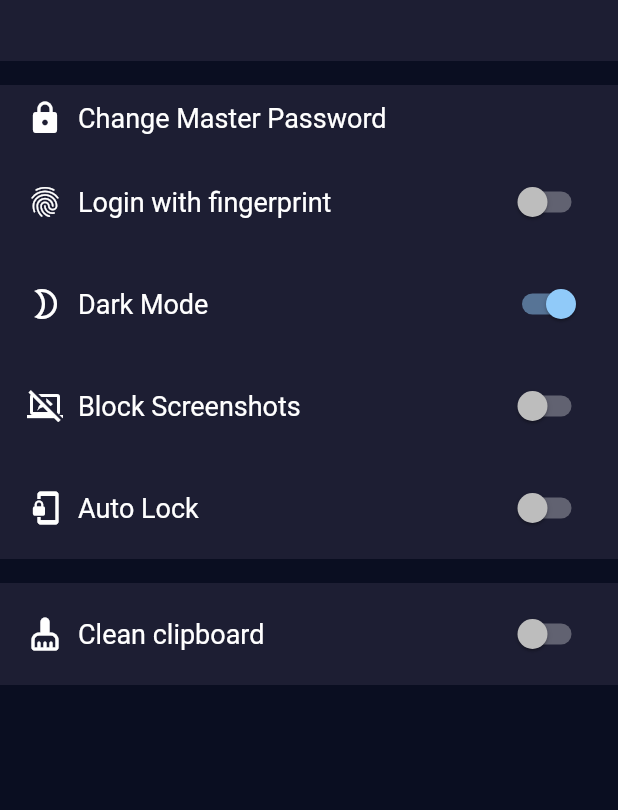
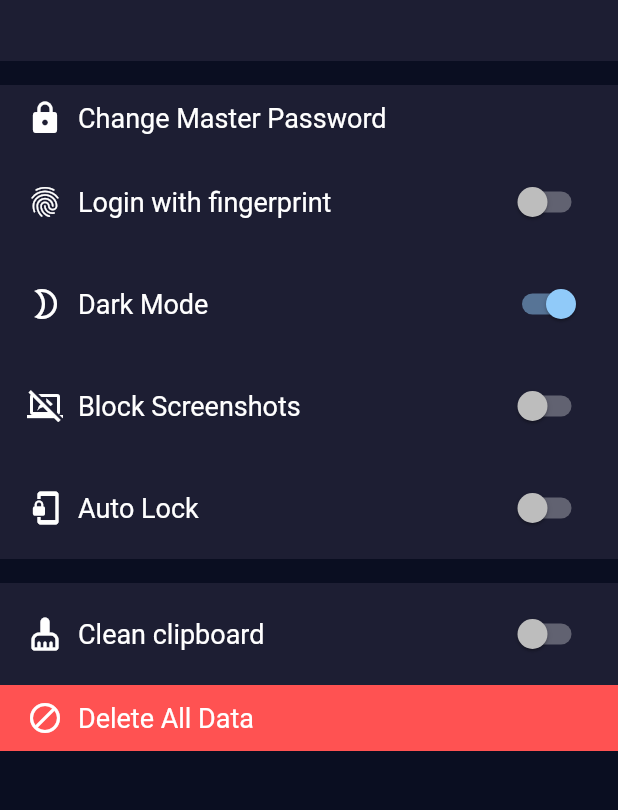
Before and after one commit to singhsaubhik/cryptokeep, a Flutter app: the Settings screen opened by its route, on a phone screen of 412 x 824 dp, the part 59-869 px from its top. Run offline on Flutter 3.47's test engine with Material 2 defaults, Android fonts, the phone set to English and light mode, and no system bars; our stand-ins replace get, hive, local_auth, sqflite; missing offline and left inert: encrypt; accounts and stored records are empty.

Commit message:
issues-12: Implements UI for delete all in settings screen

```diff
--- a/lib/screens/seetings_screen.dart
+++ b/lib/screens/seetings_screen.dart
@@ -86,6 +86,20 @@ class Settings extends GetView<SettingsController> {
                       ),
                     ),
                   ),
+
+                  SettingItem(
+                    title: "Delete All Data",
+                    icon: Icons.block,
+                    backgroundColor: Colors.redAccent,
+                    onClick: () {
+                      return showDialog(
+                        context: context,
+                        builder: (context) {
+                          return DeleteAllLogins();
+                        },
+                      );
+                    },
+                  )
                 ],
               );
             },
@@ -99,13 +113,24 @@ class Settings extends GetView<SettingsController> {
 class SettingItem extends StatelessWidget {
   final String title;
   final IconData icon;
+  final Color backgroundColor;
+  final Function onClick;
 
-  const SettingItem({@required this.title, this.icon});
+  const SettingItem({
+    @required this.title,
+    this.icon,
+    this.backgroundColor,
+    this.onClick,
+  });
 
   @override
   Widget build(BuildContext context) {
-    return Container(
-      color: Theme.of(context).appBarTheme.backgroundColor,
+    return GestureDetector(
+      onTap: onClick,
+      child: Container(
+        color: backgroundColor != null
+            ? backgroundColor
+            : Theme.of(context).appBarTheme.backgroundColor,
         padding: EdgeInsets.symmetric(horizontal: 18, vertical: 10),
         child: Row(
           children: [
@@ -118,6 +143,7 @@ class SettingItem extends StatelessWidget {
               style: TextStyle(fontSize: 18),
             )
           ],
+        ),
       ),
     );
   }
@@ -248,3 +274,44 @@ class ChangeCleanupTime extends GetView<SettingsController> {
     );
   }
 }
+
+class DeleteAllLogins extends GetView<SettingsController> {
+  final _key = GlobalKey<FormState>();
+  @override
+  Widget build(BuildContext context) {
+    return AlertDialog(
+      title: Text("Delet All Logins"),
+      content: Column(
+        mainAxisSize: MainAxisSize.min,
+        children: [
+          Text(
+              "All logins will be delete permanently, please type 'confirm' \in the box below to proceed"),
+          Form(
+            key: _key,
+            child: TextFormField(
+              validator: (String text) {
+                return text == "confirm" ? null : "Please enter 'confirm'";
+              },
+              autovalidateMode: AutovalidateMode.onUserInteraction,
+            ),
+          ),
+        ],
+      ),
+      actions: [
+        MaterialButton(
+          onPressed: () => Navigator.pop(context),
+          child: Text("Cancel"),
+        ),
+        MaterialButton(
+          onPressed: () {
+            if (!_key.currentState.validate()) return;
+            controller.deleteAll();
+            Navigator.pop(context);
+          },
+          child: Text("Delete All"),
+          color: Colors.redAccent,
+        ),
+      ],
+    );
+  }
+}
```
Lines whose indentation alone changed are shown as unchanged.
